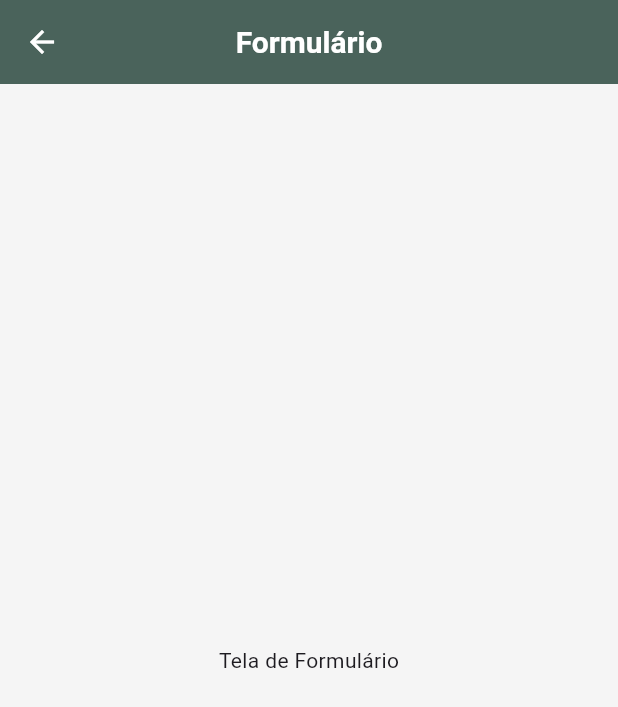
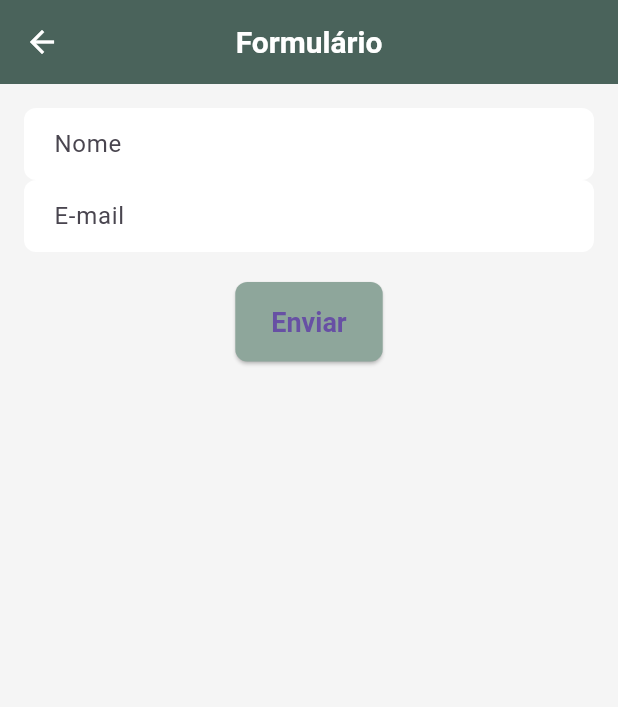
Before and after one commit to J0N4SrR/BRADEMO-PROJETO-BIMESTRAL, a Flutter app: the FormScreen screen opened by its route, on a phone screen of 412 x 824 dp. Shown: the top 707 px of the screen. Run offline on Flutter 3.47's test engine with Material 3 defaults, Android fonts, the phone set to English and light mode, and no system bars; our stand-ins replace flutter_svg; Roboto replaces fonts that are missing (Alegreya).

Commit message:
add tela formulário

```diff
--- a/lib/screens/form_screen.dart
+++ b/lib/screens/form_screen.dart
@@ -1,13 +1,61 @@
 import 'package:flutter/material.dart';
 
-class FormScreen extends StatelessWidget {
-  const FormScreen({super.key});
+class FormScreen extends StatefulWidget {
+  const FormScreen({Key? key}) : super(key: key);
+
+  @override
+  State<FormScreen> createState() => _FormScreenState();
+}
+
+class _FormScreenState extends State<FormScreen> {
+  final _formKey = GlobalKey<FormState>();
+  String? _name;
+  String? _email;
+
+  void _submitForm() {
+    if (_formKey.currentState!.validate()) {
+      _formKey.currentState!.save();
+
+      ScaffoldMessenger.of(context).showSnackBar(
+        SnackBar(content: Text('Formulário enviado com sucesso!')),
+      );
+    }
+  }
 
   @override
   Widget build(BuildContext context) {
     return Scaffold(
-      appBar: AppBar(title: const Text('Formulário')),
-      body: const Center(child: Text('Tela de Formulário')),
+      appBar: AppBar(
+        title: Text('Formulário'),
+      ),
+      body: Padding(
+        padding: const EdgeInsets.all(16.0),
+        child: Form(
+          key: _formKey,
+          child: Column(
+            children: [
+              TextFormField(
+                decoration: InputDecoration(labelText: 'Nome'),
+                validator: (value) =>
+                    value == null || value.isEmpty ? 'Digite seu nome' : null,
+                onSaved: (value) => _name = value,
+              ),
+              TextFormField(
+                decoration: InputDecoration(labelText: 'E-mail'),
+                keyboardType: TextInputType.emailAddress,
+                validator: (value) =>
+                    value != null && value.contains('@') ? null : 'E-mail inválido',
+                onSaved: (value) => _email = value,
+              ),
+              const SizedBox(height: 20),
+              ElevatedButton(
+                onPressed: _submitForm,
+                child: Text('Enviar'),
+              ),
+            ],
+          ),
+        ),
+      ),
     );
   }
 }
```
